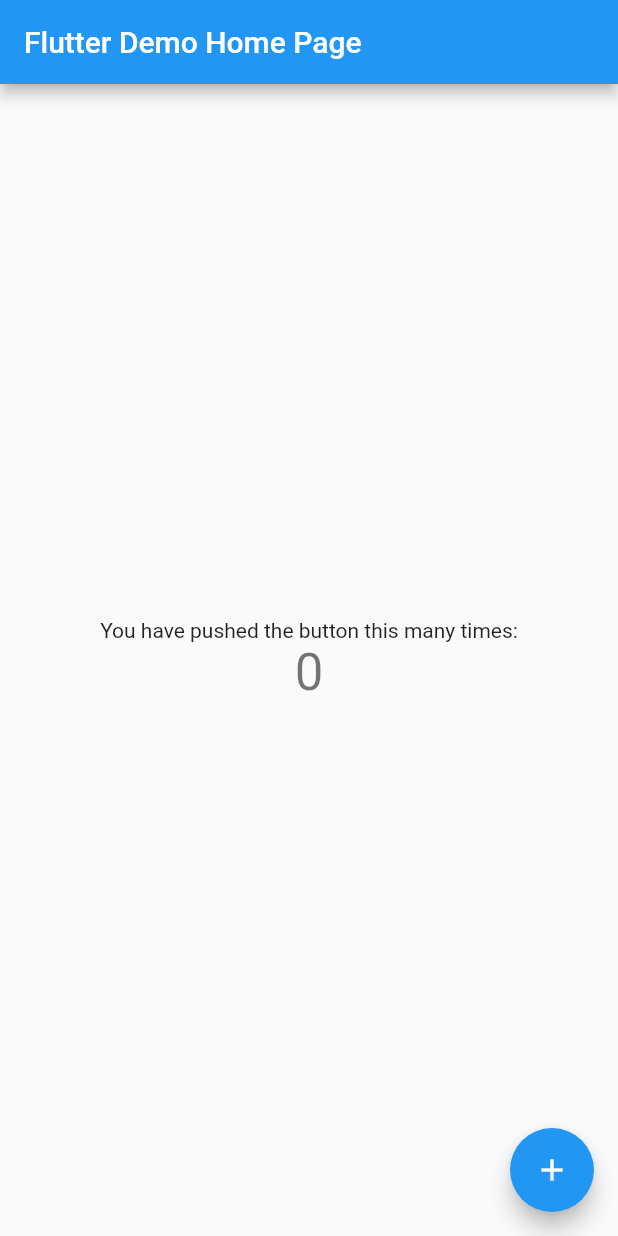
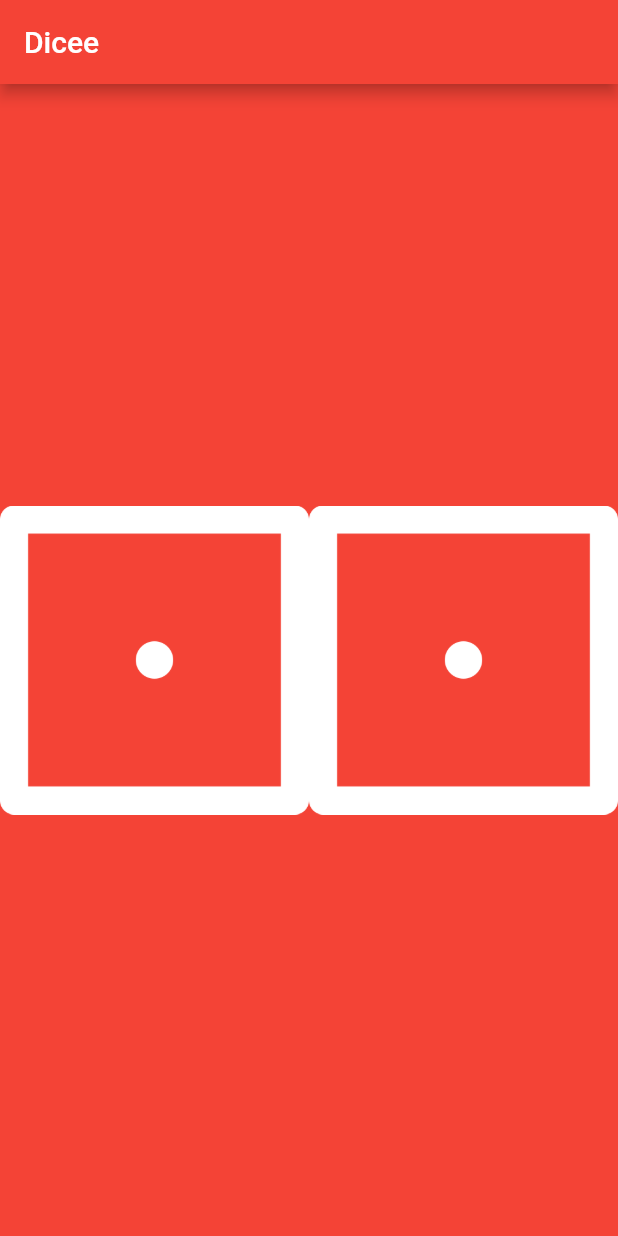
Before and after one commit to enutake/flutter_practice, a Flutter app: the screen it shows after launch, on a phone screen of 412 x 824 dp. Run offline on Flutter 3.47's test engine with Material 2 defaults, Android fonts, the phone set to English and light mode, and no system bars.

Commit message:
feat: サイコロの画像を表示する

```diff
--- a/dicee/dicee/lib/main.dart
+++ b/dicee/dicee/lib/main.dart
@@ -7,105 +7,36 @@ class MyApp extends StatelessWidget {
   @override
   Widget build(BuildContext context) {
     return MaterialApp(
-      title: 'Flutter Demo',
-      theme: ThemeData(
-        // This is the theme of your application.
-        //
-        // Try running your application with "flutter run". You'll see the
-        // application has a blue toolbar. Then, without quitting the app, try
-        // changing the primarySwatch below to Colors.green and then invoke
-        // "hot reload" (press "r" in the console where you ran "flutter run",
-        // or simply save your changes to "hot reload" in a Flutter IDE).
-        // Notice that the counter didn't reset back to zero; the application
-        // is not restarted.
-        primarySwatch: Colors.blue,
+      home: Scaffold(
+        backgroundColor: Colors.red,
+        appBar: AppBar(
+            title: Text('Dicee'),
+            backgroundColor: Colors.red,
+        ),
+        body: DicePage(),
       ),
-      home: MyHomePage(title: 'Flutter Demo Home Page'),
     );
   }
 }
 
-class MyHomePage extends StatefulWidget {
-  MyHomePage({Key key, this.title}) : super(key: key);
-
-  // This widget is the home page of your application. It is stateful, meaning
-  // that it has a State object (defined below) that contains fields that affect
-  // how it looks.
-
-  // This class is the configuration for the state. It holds the values (in this
-  // case the title) provided by the parent (in this case the App widget) and
-  // used by the build method of the State. Fields in a Widget subclass are
-  // always marked "final".
-
-  final String title;
-
-  @override
-  _MyHomePageState createState() => _MyHomePageState();
-}
-
-class _MyHomePageState extends State<MyHomePage> {
-  int _counter = 0;
-
-  void _incrementCounter() {
-    setState(() {
-      // This call to setState tells the Flutter framework that something has
-      // changed in this State, which causes it to rerun the build method below
-      // so that the display can reflect the updated values. If we changed
-      // _counter without calling setState(), then the build method would not be
-      // called again, and so nothing would appear to happen.
-      _counter++;
-    });
-  }
-
+class DicePage extends StatelessWidget {
   @override
   Widget build(BuildContext context) {
-    // This method is rerun every time setState is called, for instance as done
-    // by the _incrementCounter method above.
-    //
-    // The Flutter framework has been optimized to make rerunning build methods
-    // fast, so that you can just rebuild anything that needs updating rather
-    // than having to individually change instances of widgets.
-    return Scaffold(
-      appBar: AppBar(
-        // Here we take the value from the MyHomePage object that was created by
-        // the App.build method, and use it to set our appbar title.
-        title: Text(widget.title),
+    return Center(
+      child: Row(
+        children: <Widget>[
+          Expanded(
+            child: Image(
+              image: AssetImage('images/dice1.png'),
+            ),
+          ),
+          Expanded(
+            child: Image(
+              image: AssetImage('images/dice1.png'),
+            ),
+          ),
+        ]
       ),
-      body: Center(
-        // Center is a layout widget. It takes a single child and positions it
-        // in the middle of the parent.
-        child: Column(
-          // Column is also a layout widget. It takes a list of children and
-          // arranges them vertically. By default, it sizes itself to fit its
-          // children horizontally, and tries to be as tall as its parent.
-          //
-          // Invoke "debug painting" (press "p" in the console, choose the
-          // "Toggle Debug Paint" action from the Flutter Inspector in Android
-          // Studio, or the "Toggle Debug Paint" command in Visual Studio Code)
-          // to see the wireframe for each widget.
-          //
-          // Column has various properties to control how it sizes itself and
-          // how it positions its children. Here we use mainAxisAlignment to
-          // center the children vertically; the main axis here is the vertical
-          // axis because Columns are vertical (the cross axis would be
-          // horizontal).
-          mainAxisAlignment: MainAxisAlignment.center,
-          children: <Widget>[
-            Text(
-              'You have pushed the button this many times:',
-            ),
-            Text(
-              '$_counter',
-              style: Theme.of(context).textTheme.display1,
-            ),
-          ],
-        ),
-      ),
-      floatingActionButton: FloatingActionButton(
-        onPressed: _incrementCounter,
-        tooltip: 'Increment',
-        child: Icon(Icons.add),
-      ), // This trailing comma makes auto-formatting nicer for build methods.
     );
   }
 }
--- a/dicee/dicee/pubspec.yaml
+++ b/dicee/dicee/pubspec.yaml
@@ -41,9 +41,8 @@ flutter:
   uses-material-design: true
 
   # To add assets to your application, add an assets section, like this:
-  # assets:
-  #  - images/a_dot_burr.jpeg
-  #  - images/a_dot_ham.jpeg
+  assets:
+    - images/dice1.png
 
   # An image asset can refer to one or more resolution-specific "variants", see
   # https://flutter.dev/assets-and-images/#resolution-aware.
```
Also changed, not shown: dicee/dicee/images/dice1.png (added), dicee/dicee/images/dice2.png (added), dicee/dicee/images/dice3.png (added), dicee/dicee/images/dice4.png (added), dicee/dicee/images/dice5.png (added), dicee/dicee/images/dice6.png (added).
